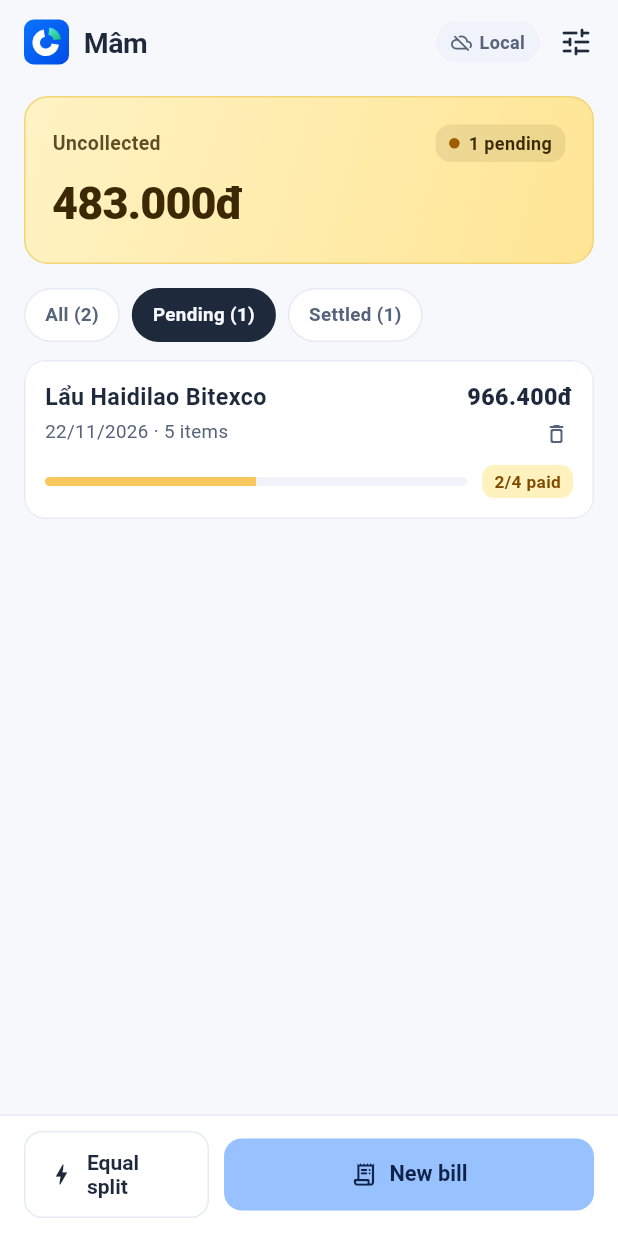
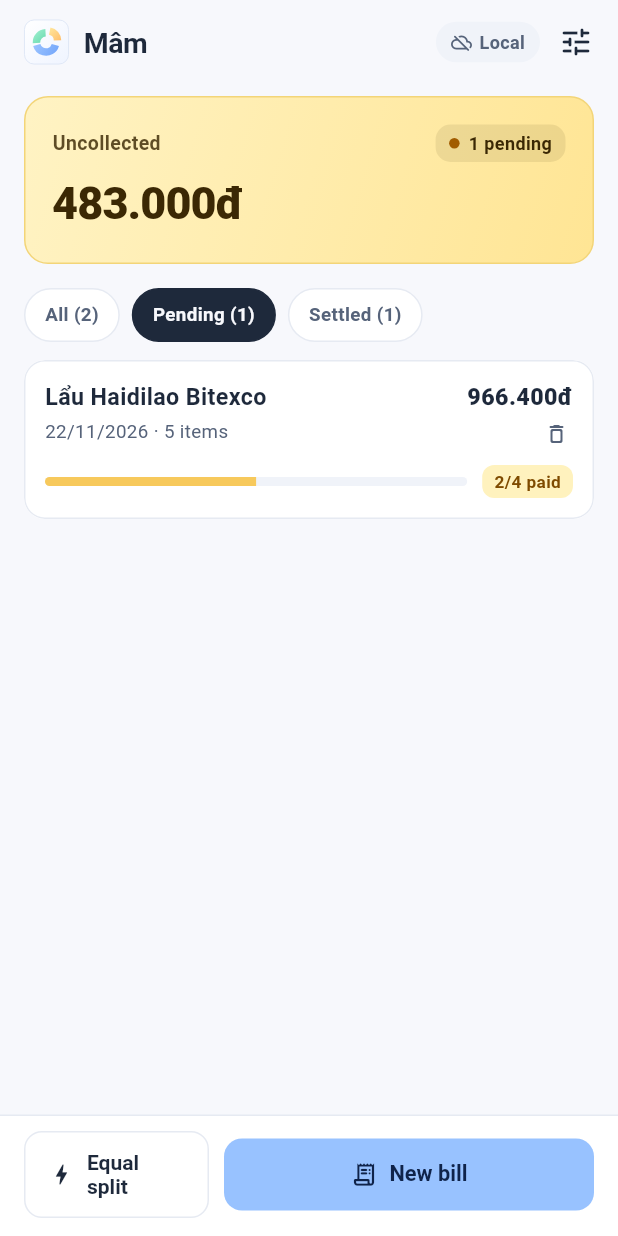
Before and after one commit to minhntothex/mam, a Flutter app: the screen it shows after launch, after a tap on an icon or button, on a phone screen of 412 x 824 dp. Run offline on Flutter 3.47's test engine with Material 3 defaults, Android fonts, the phone set to English and light mode, and no system bars; our stand-ins replace image_picker, material_ui, qr_flutter, share_plus, shared_preferences, supabase_flutter; accounts and stored records are empty.

Commit message:
feat(brand): apply Tri-Pastel Share logo variant and refresh all platform icons

```diff
--- a/app/lib/widgets/mam_logo.dart
+++ b/app/lib/widgets/mam_logo.dart
@@ -2,9 +2,9 @@ import 'dart:math' as math;
 
 import 'package:material_ui/material_ui.dart';
 
-/// Vector brand mark for Mâm: a round shared dining tray ("mâm") with one
-/// cleanly detached mint-emerald fair-share wedge inside a Canon fintech blue
-/// squircle.
+/// Vector brand mark for Mâm (Tri-Pastel Share): three pastel slices — sky
+/// periwinkle, fresh mint, and a detached butter-peach fair-share wedge —
+/// arranged as a shared round dining tray ("mâm") inside a cloud-white tile.
 ///
 /// Mirrors `assets/brand/mam-logo.svg` in a normalized 1024×1024 coordinate
 /// space so the AppBar mark, exported PNG Receipt Cards, and platform icons
@@ -46,63 +46,76 @@ class _MamLogoPainter extends CustomPainter {
     canvas.scale(scale);
 
     if (showTile) {
-      final tileRect = const Rect.fromLTWH(0, 0, _designSize, _designSize);
+      const tileRect = Rect.fromLTWH(10, 10, 1004, 1004);
+      final tileRRect = RRect.fromRectAndRadius(
+        tileRect,
+        const Radius.circular(220),
+      );
       final tilePaint = Paint()
         ..isAntiAlias = true
         ..shader = const LinearGradient(
           begin: Alignment.topLeft,
           end: Alignment.bottomRight,
-          colors: [Color(0xFF0A74FF), Color(0xFF004CE6)],
+          colors: [Color(0xFFFFFFFF), Color(0xFFEFF4FF)],
         ).createShader(tileRect);
-      canvas.drawRRect(
-        RRect.fromRectAndRadius(tileRect, const Radius.circular(224)),
-        tilePaint,
-      );
+      canvas.drawRRect(tileRRect, tilePaint);
+
+      final borderPaint = Paint()
+        ..isAntiAlias = true
+        ..style = PaintingStyle.stroke
+        ..strokeWidth = 20
+        ..color = const Color(0xFFDCE5F5);
+      canvas.drawRRect(tileRRect, borderPaint);
     }
 
-    // Main shared tray ring (252° sweep, centered at 496, 528).
-    final trayPath = _annularSector(
-      center: const Offset(496, 528),
+    // Bottom-left Sky Periwinkle slice (15° -> 165°).
+    _drawGradientSlice(
+      canvas,
+      center: const Offset(502, 522),
       rOuter: 304,
       rInner: 134,
-      startDeg: 9,
-      sweepDeg: 252,
+      startDeg: 15,
+      sweepDeg: 150,
+      colors: const [Color(0xFF9CC4FF), Color(0xFF6FA3FA)],
     );
-    final trayPaint = Paint()
-      ..isAntiAlias = true
-      ..color = showTile ? Colors.white : const Color(0xFF0066FF);
-    canvas.drawPath(trayPath, trayPaint);
 
-    // Detached fair-share wedge (76° sweep, offset +44 / -44 at 540, 484).
-    final sharePath = _annularSector(
-      center: const Offset(540, 484),
+    // Top-left Mint slice (177° -> 267°).
+    _drawGradientSlice(
+      canvas,
+      center: const Offset(502, 522),
       rOuter: 304,
       rInner: 134,
-      startDeg: 277,
-      sweepDeg: 76,
+      startDeg: 177,
+      sweepDeg: 90,
+      colors: const [Color(0xFFA6F2D4), Color(0xFF65D9AC)],
     );
-    final sharePaint = Paint()
-      ..isAntiAlias = true
-      ..shader = const LinearGradient(
-        begin: Alignment.topLeft,
-        end: Alignment.bottomRight,
-        colors: [Color(0xFF5EEAD4), Color(0xFF10B981)],
-      ).createShader(sharePath.getBounds());
-    canvas.drawPath(sharePath, sharePaint);
+
+    // Detached top-right Butter-Peach fair-share wedge (281° -> 359°).
+    _drawGradientSlice(
+      canvas,
+      center: const Offset(544, 480),
+      rOuter: 304,
+      rInner: 134,
+      startDeg: 281,
+      sweepDeg: 78,
+      colors: const [Color(0xFFFFE89E), Color(0xFFFFBE6B)],
+    );
 
     canvas.restore();
   }
 
-  static Path _annularSector({
+  static void _drawGradientSlice(
+    Canvas canvas, {
     required Offset center,
     required double rOuter,
     required double rInner,
     required double startDeg,
     required double sweepDeg,
+    required List<Color> colors,
   }) {
     final startRad = startDeg * _degToRad;
     final sweepRad = sweepDeg * _degToRad;
-    return Path()
+    final path = Path()
       ..arcTo(
         Rect.fromCircle(center: center, radius: rOuter),
         startRad,
@@ -116,6 +129,15 @@ class _MamLogoPainter extends CustomPainter {
         false,
       )
       ..close();
+
+    final paint = Paint()
+      ..isAntiAlias = true
+      ..shader = LinearGradient(
+        begin: Alignment.topLeft,
+        end: Alignment.bottomRight,
+        colors: colors,
+      ).createShader(path.getBounds());
+    canvas.drawPath(path, paint);
   }
 
   @override
```
Also changed, not shown: assets/brand/mam-icon-fullbleed.svg, assets/brand/mam-icon-maskable.svg, assets/brand/mam-logo.svg, 27 other files.
